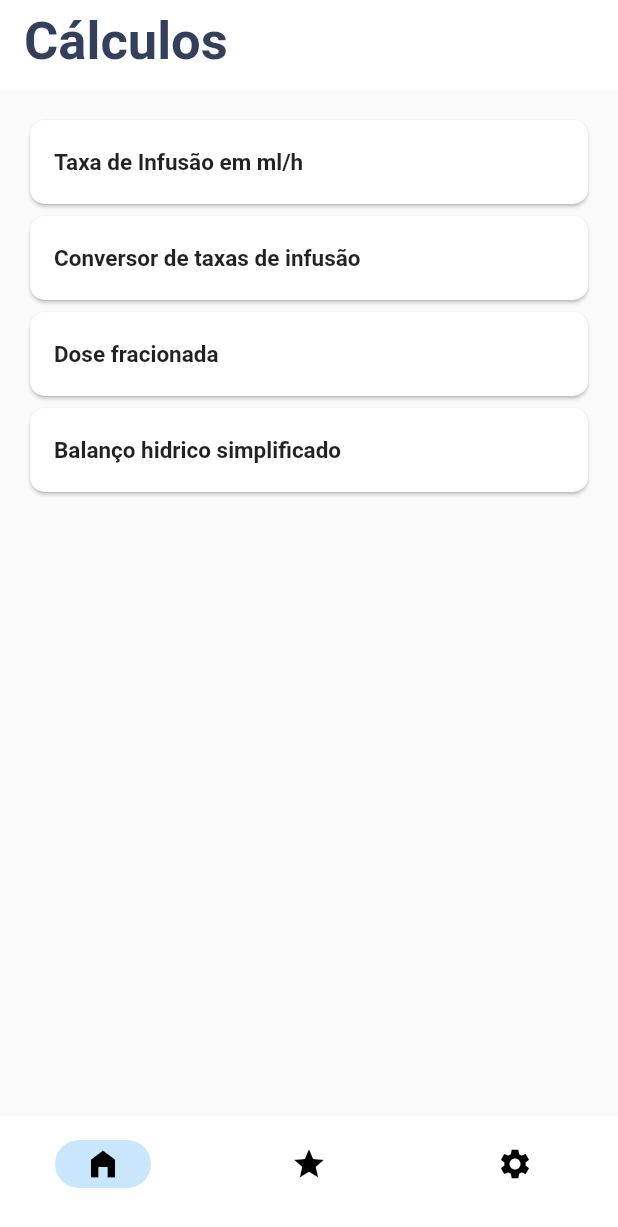
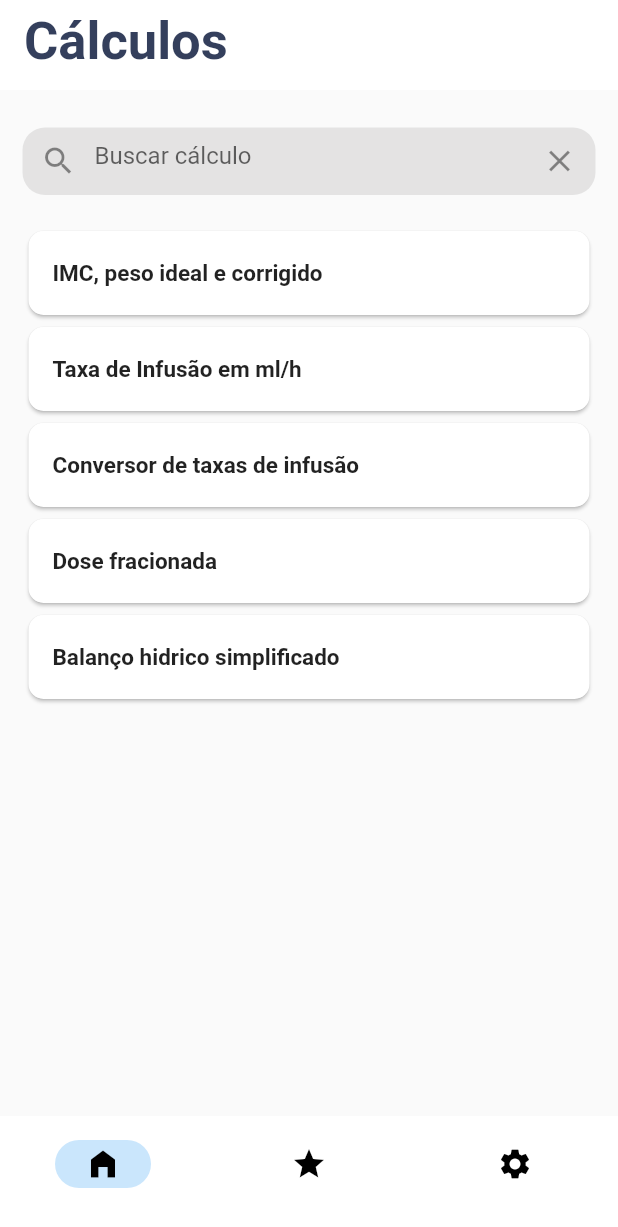
Before and after one commit to patrickkaic/AxCalc, a Flutter app: the screen it shows after launch, on a phone screen of 412 x 824 dp. Shown: the top 1227 px of the screen. Run offline on Flutter 3.47's test engine with Material 2 defaults, Android fonts, the phone set to English and light mode, and no system bars.

Commit message:
search float bottom add

```diff
--- a/lib/home_page.dart
+++ b/lib/home_page.dart
@@ -4,7 +4,9 @@ import 'package:axcalc/my_cards.dart';
 import 'package:flutter/material.dart';
 
 class HomePage extends StatelessWidget {
-  const HomePage({super.key});
+  HomePage({super.key});
+
+  final TextEditingController _searchController = TextEditingController();
 
   @override
   Widget build(BuildContext context) {
@@ -42,50 +44,41 @@ class HomePage extends StatelessWidget {
         ],
       ),
       body: ListView(
-        padding: EdgeInsets.all(16),
+        padding: EdgeInsets.symmetric(horizontal: 15, vertical: 5),
         children: [
-          Card(
-            shape: RoundedRectangleBorder(
-                borderRadius: BorderRadius.circular(10.0)),
-            child: ListTile(
-              title: Text(
-                'Taxa de Infusão em ml/h',
-                style: TextStyle(
-                  fontSize: 15,
-                  fontWeight: FontWeight.bold,
+          Container(
+            constraints: BoxConstraints(maxHeight: 85),
+            padding: const EdgeInsets.symmetric(vertical: 20),
+            child: TextField(
+              controller: _searchController,
+              decoration: InputDecoration(
+                hintText: 'Buscar cálculo',
+                filled: true,
+                fillColor: Color.fromARGB(82, 181, 180, 180),
+                suffixIcon: IconButton(
+                  icon: Icon(Icons.clear),
+                  onPressed: () => _searchController.clear(),
+                ),
+                prefixIcon: IconButton(
+                  icon: Icon(Icons.search),
+                  onPressed: () {},
+                ),
+                enabledBorder: OutlineInputBorder(
+                  borderRadius: BorderRadius.circular(15.0),
+                  borderSide: BorderSide(color: Colors.transparent),
+                ),
+                focusedBorder: OutlineInputBorder(
+                  borderRadius: BorderRadius.circular(15.0),
+                  borderSide: BorderSide(color: Colors.transparent),
                 ),
               ),
             ),
           ),
-          MyCards(
-            text: 'Conversor de taxas de infusão',
-          ),
-          Card(
-            shape: RoundedRectangleBorder(
-                borderRadius: BorderRadius.circular(10.0)),
-            child: ListTile(
-              title: Text(
-                'Dose fracionada',
-                style: TextStyle(
-                  fontSize: 15,
-                  fontWeight: FontWeight.bold,
-                ),
-              ),
-            ),
-          ),
-          Card(
-            shape: RoundedRectangleBorder(
-                borderRadius: BorderRadius.circular(10.0)),
-            child: ListTile(
-              title: Text(
-                'Balanço hidrico simplificado',
-                style: TextStyle(
-                  fontSize: 15,
-                  fontWeight: FontWeight.bold,
-                ),
-              ),
-            ),
-          )
+          MyCards(text: 'IMC, peso ideal e corrigido'),
+          MyCards(text: 'Taxa de Infusão em ml/h'),
+          MyCards(text: 'Conversor de taxas de infusão'),
+          MyCards(text: 'Dose fracionada'),
+          MyCards(text: 'Balanço hidrico simplificado')
         ],
       ),
     );
--- a/lib/my_cards.dart
+++ b/lib/my_cards.dart
@@ -15,6 +15,7 @@ class MyCards extends StatelessWidget {
     return Card(
       shape: RoundedRectangleBorder(borderRadius: BorderRadius.circular(10.0)),
       child: ListTile(
+        onTap: () {},
         title: Text(
           text,
           style: TextStyle(
```
